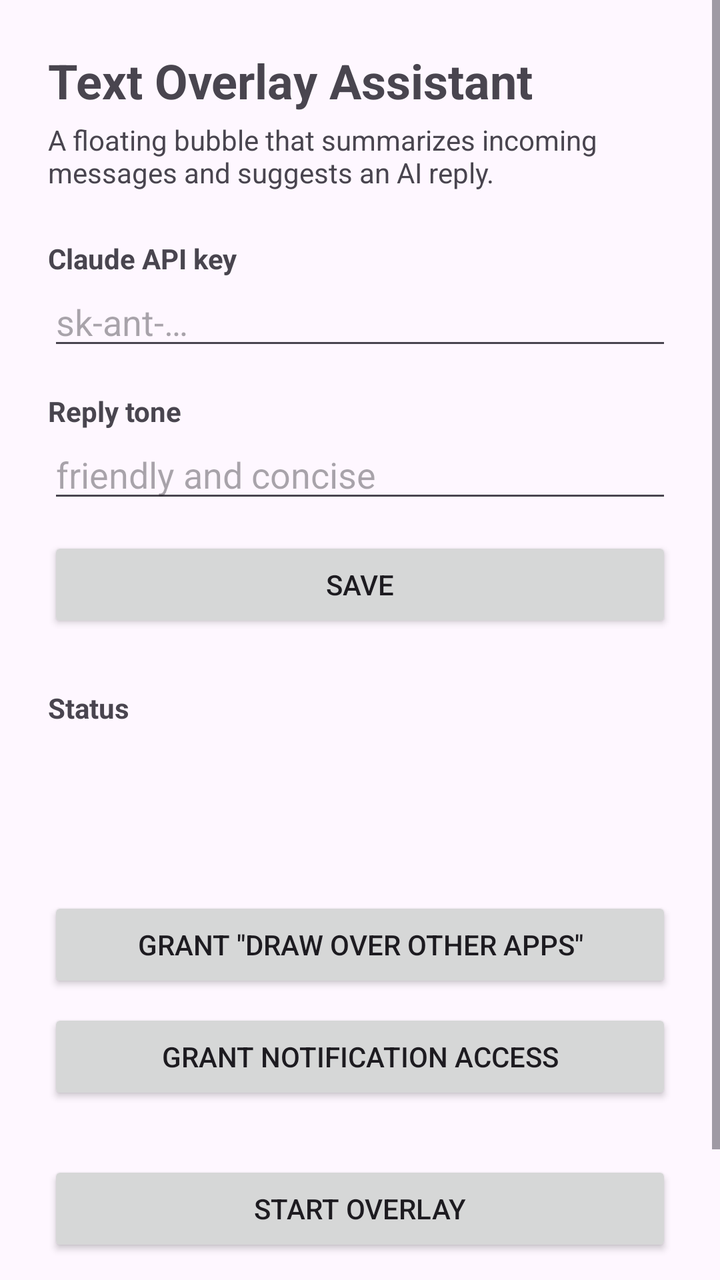
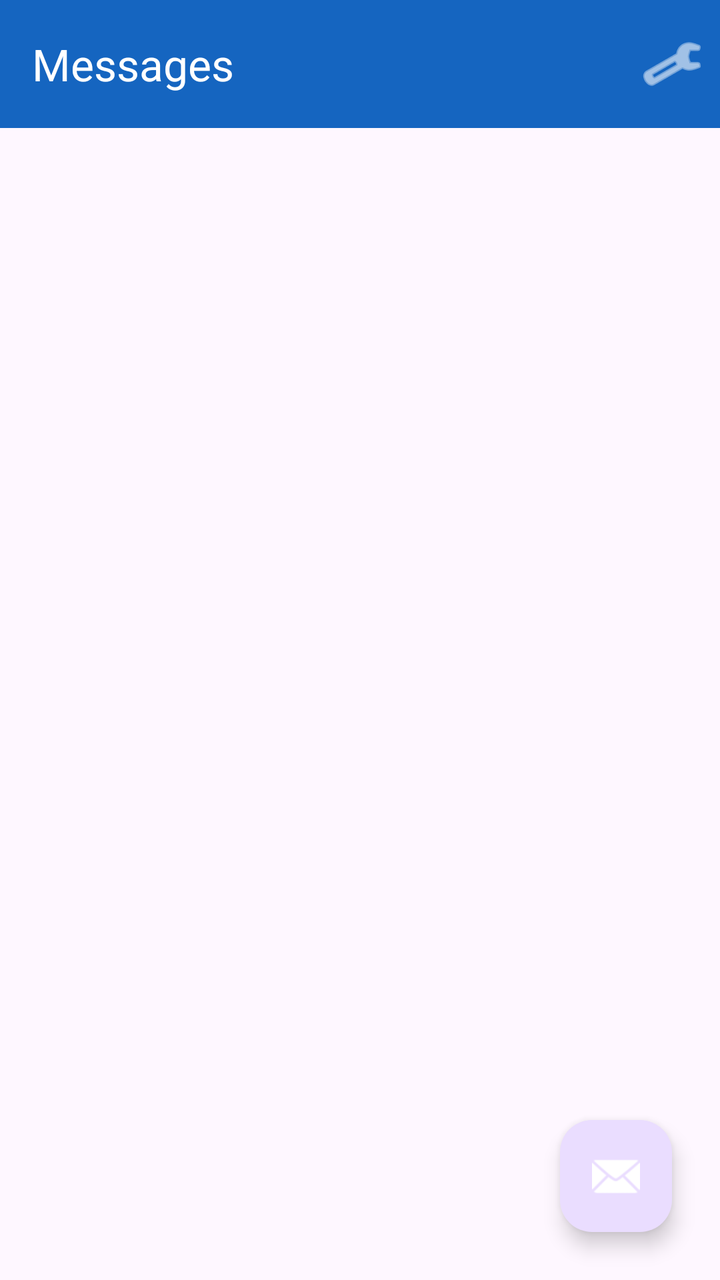

Two renders of the same Android screen: before a commit and after it. Below are the layout's source before the change and the commit's diff.
<!-- AndroidManifest.xml: application theme Theme.TextOverlayAssistant -->
<!-- res/layout/activity_main.xml -->
<?xml version="1.0" encoding="utf-8"?>
<ScrollView xmlns:android="http://schemas.android.com/apk/res/android"
    android:layout_width="match_parent"
    android:layout_height="match_parent"
    android:fillViewport="true">

    <LinearLayout
        android:layout_width="match_parent"
        android:layout_height="wrap_content"
        android:orientation="vertical"
        android:padding="24dp">

        <TextView
            android:layout_width="wrap_content"
            android:layout_height="wrap_content"
            android:text="@string/app_name"
            android:textSize="24sp"
            android:textStyle="bold" />

        <TextView
            android:layout_width="match_parent"
            android:layout_height="wrap_content"
            android:layout_marginTop="4dp"
            android:text="@string/tagline"
            android:textSize="14sp" />

        
        <TextView
            android:layout_width="wrap_content"
            android:layout_height="wrap_content"
            android:layout_marginTop="24dp"
            android:text="@string/api_key_label"
            android:textStyle="bold" />

        <EditText
            android:id="@+id/api_key_input"
            android:layout_width="match_parent"
            android:layout_height="wrap_content"
            android:hint="@string/api_key_hint"
            android:importantForAutofill="no"
            android:inputType="textPassword" />

        <TextView
            android:layout_width="wrap_content"
            android:layout_height="wrap_content"
            android:layout_marginTop="16dp"
            android:text="@string/tone_label"
            android:textStyle="bold" />

        <EditText
            android:id="@+id/tone_input"
            android:layout_width="match_parent"
            android:layout_height="wrap_content"
            android:hint="@string/tone_hint"
            android:importantForAutofill="no"
            android:inputType="text" />

        <Button
            android:id="@+id/save_button"
            android:layout_width="match_parent"
            android:layout_height="wrap_content"
            android:layout_marginTop="12dp"
            android:text="@string/save" />

        
        <TextView
            android:layout_width="wrap_content"
            android:layout_height="wrap_content"
            android:layout_marginTop="28dp"
            android:text="@string/permissions"
            android:textStyle="bold" />

        <TextView
            android:id="@+id/api_key_status"
            android:layout_width="wrap_content"
            android:layout_height="wrap_content"
            android:layout_marginTop="8dp" />

        <TextView
            android:id="@+id/overlay_status"
            android:layout_width="wrap_content"
            android:layout_height="wrap_content"
            android:layout_marginTop="4dp" />

        <TextView
            android:id="@+id/notification_status"
            android:layout_width="wrap_content"
            android:layout_height="wrap_content"
            android:layout_marginTop="4dp" />

        <Button
            android:id="@+id/overlay_permission_button"
            android:layout_width="match_parent"
            android:layout_height="wrap_content"
            android:layout_marginTop="12dp"
            android:text="@string/grant_overlay" />

        <Button
            android:id="@+id/notification_access_button"
            android:layout_width="match_parent"
            android:layout_height="wrap_content"
            android:layout_marginTop="8dp"
            android:text="@string/grant_notification" />

        <Button
            android:id="@+id/start_button"
            android:layout_width="match_parent"
            android:layout_height="wrap_content"
            android:layout_marginTop="28dp"
            android:text="@string/start_overlay" />

        <TextView
            android:layout_width="match_parent"
            android:layout_height="wrap_content"
            android:layout_marginTop="16dp"
            android:text="@string/privacy_note"
            android:textSize="12sp" />

    </LinearLayout>
</ScrollView>
<!-- resources referenced by this layout -->
<resources>
  <string name="api_key_hint">sk-ant-…</string>
  <string name="api_key_label">Claude API key</string>
  <string name="app_name">Text Overlay Assistant</string>
  <string name="grant_notification">Grant notification access</string>
  <string name="grant_overlay">Grant \"draw over other apps\"</string>
  <string name="permissions">Status</string>
  <string name="privacy_note">Your API key is stored encrypted on this device and is only sent to api.anthropic.com. Message text is sent to Claude to generate the summary and reply.</string>
  <string name="save">Save</string>
  <string name="start_overlay">Start overlay</string>
  <string name="tagline">A floating bubble that summarizes incoming messages and suggests an AI reply.</string>
  <string name="tone_hint">friendly and concise</string>
  <string name="tone_label">Reply tone</string>
  <style name="Theme.TextOverlayAssistant" parent="Theme.Material3.DayNight">
          <item name="colorPrimary">@color/brand</item>
      </style>
  <color name="brand">#1565C0</color>
</resources>

<!-- the commit's change to res/layout/activity_main.xml (unified diff, before → after) -->
@@ -1,120 +1,87 @@
 <?xml version="1.0" encoding="utf-8"?>
-<ScrollView xmlns:android="http://schemas.android.com/apk/res/android"
+<FrameLayout xmlns:android="http://schemas.android.com/apk/res/android"
+    xmlns:app="http://schemas.android.com/apk/res-auto"
     android:layout_width="match_parent"
-    android:layout_height="match_parent"
-    android:fillViewport="true">
+    android:layout_height="match_parent">
 
     <LinearLayout
         android:layout_width="match_parent"
-        android:layout_height="wrap_content"
-        android:orientation="vertical"
-        android:padding="24dp">
+        android:layout_height="match_parent"
+        android:orientation="vertical">
 
-        <TextView
-            android:layout_width="wrap_content"
-            android:layout_height="wrap_content"
-            android:text="@string/app_name"
-            android:textSize="24sp"
-            android:textStyle="bold" />
+        <com.google.android.material.appbar.MaterialToolbar
+            android:id="@+id/toolbar"
+            android:layout_width="match_parent"
+            android:layout_height="?attr/actionBarSize"
+            android:background="?attr/colorPrimary"
+            app:title="@string/conversations"
+            app:titleTextColor="@android:color/white">
 
-        <TextView
+            <ImageButton
+                android:id="@+id/settings_button"
+                android:layout_width="48dp"
+                android:layout_height="48dp"
+                android:layout_gravity="end"
+                android:background="?attr/selectableItemBackgroundBorderless"
+                android:contentDescription="@string/settings"
+                android:src="@android:drawable/ic_menu_preferences"
+                app:tint="@android:color/white" />
+        </com.google.android.material.appbar.MaterialToolbar>
+
+        <LinearLayout
+            android:id="@+id/banner"
             android:layout_width="match_parent"
             android:layout_height="wrap_content"
-            android:layout_marginTop="4dp"
-            android:text="@string/tagline"
-            android:textSize="14sp" />
+            android:background="#FFF3CD"
+            android:orientation="vertical"
+            android:padding="16dp"
+            android:visibility="gone">
 
-        
-        <TextView
-            android:layout_width="wrap_content"
-            android:layout_height="wrap_content"
-            android:layout_marginTop="24dp"
-            android:text="@string/api_key_label"
-            android:textStyle="bold" />
+            <TextView
+                android:layout_width="match_parent"
+                android:layout_height="wrap_content"
+                android:text="@string/make_default_body"
+                android:textColor="#664D03" />
 
-        <EditText
-            android:id="@+id/api_key_input"
+            <Button
+                android:id="@+id/banner_button"
+                android:layout_width="wrap_content"
+                android:layout_height="wrap_content"
+                android:layout_marginTop="8dp"
+                android:text="@string/make_default_button" />
+        </LinearLayout>
+
+        <FrameLayout
             android:layout_width="match_parent"
-            android:layout_height="wrap_content"
-            android:hint="@string/api_key_hint"
-            android:importantForAutofill="no"
-            android:inputType="textPassword" />
+            android:layout_height="0dp"
+            android:layout_weight="1">
 
-        <TextView
-            android:layout_width="wrap_content"
-            android:layout_height="wrap_content"
-            android:layout_marginTop="16dp"
-            android:text="@string/tone_label"
-            android:textStyle="bold" />
+            <androidx.recyclerview.widget.RecyclerView
+                android:id="@+id/list"
+                android:layout_width="match_parent"
+                android:layout_height="match_parent"
+                android:clipToPadding="false"
+                android:paddingBottom="88dp" />
 
-        <EditText
-            android:id="@+id/tone_input"
-            android:layout_width="match_parent"
-            android:layout_height="wrap_content"
-            android:hint="@string/tone_hint"
-            android:importantForAutofill="no"
-            android:inputType="text" />
+            <TextView
+                android:id="@+id/empty"
+                android:layout_width="wrap_content"
+                android:layout_height="wrap_content"
+                android:layout_gravity="center"
+                android:gravity="center"
+                android:text="@string/no_conversations"
+                android:textSize="16sp"
+                android:visibility="gone" />
+        </FrameLayout>
+    </LinearLayout>
 
-        <Button
-            android:id="@+id/save_button"
-            android:layout_width="match_parent"
-            android:layout_height="wrap_content"
-            android:layout_marginTop="12dp"
-            android:text="@string/save" />
-
-        
-        <TextView
-            android:layout_width="wrap_content"
-            android:layout_height="wrap_content"
-            android:layout_marginTop="28dp"
-            android:text="@string/permissions"
-            android:textStyle="bold" />
-
-        <TextView
-            android:id="@+id/api_key_status"
-            android:layout_width="wrap_content"
-            android:layout_height="wrap_content"
-            android:layout_marginTop="8dp" />
-
-        <TextView
-            android:id="@+id/overlay_status"
-            android:layout_width="wrap_content"
-            android:layout_height="wrap_content"
-            android:layout_marginTop="4dp" />
-
-        <TextView
-            android:id="@+id/notification_status"
-            android:layout_width="wrap_content"
-            android:layout_height="wrap_content"
-            android:layout_marginTop="4dp" />
-
-        <Button
-            android:id="@+id/overlay_permission_button"
-            android:layout_width="match_parent"
-            android:layout_height="wrap_content"
-            android:layout_marginTop="12dp"
-            android:text="@string/grant_overlay" />
-
-        <Button
-            android:id="@+id/notification_access_button"
-            android:layout_width="match_parent"
-            android:layout_height="wrap_content"
-            android:layout_marginTop="8dp"
-            android:text="@string/grant_notification" />
-
-        <Button
-            android:id="@+id/start_button"
-            android:layout_width="match_parent"
-            android:layout_height="wrap_content"
-            android:layout_marginTop="28dp"
-            android:text="@string/start_overlay" />
-
-        <TextView
-            android:layout_width="match_parent"
-            android:layout_height="wrap_content"
-            android:layout_marginTop="16dp"
-            android:text="@string/privacy_note"
-            android:textSize="12sp" />
-
-    </LinearLayout>
-</ScrollView>
+    <com.google.android.material.floatingactionbutton.FloatingActionButton
+        android:id="@+id/fab"
+        android:layout_width="wrap_content"
+        android:layout_height="wrap_content"
+        android:layout_gravity="bottom|end"
+        android:layout_margin="24dp"
+        android:contentDescription="@string/new_message"
+        android:src="@android:drawable/ic_dialog_email"
+        app:tint="@android:color/white" />
+</FrameLayout>
<!-- resource entries referenced after the edit -->
@@ -1,18 +1,12 @@
 <!-- resources referenced by this layout -->
 <resources>
-  <string name="api_key_hint">sk-ant-…</string>
-  <string name="api_key_label">Claude API key</string>
-  <string name="app_name">Text Overlay Assistant</string>
-  <string name="grant_notification">Grant notification access</string>
-  <string name="grant_overlay">Grant \"draw over other apps\"</string>
-  <string name="permissions">Status</string>
-  <string name="privacy_note">Your API key is stored encrypted on this device and is only sent to api.anthropic.com. Message text is sent to Claude to generate the summary and reply.</string>
-  <string name="save">Save</string>
-  <string name="start_overlay">Start overlay</string>
-  <string name="tagline">A floating bubble that summarizes incoming messages and suggests an AI reply.</string>
-  <string name="tone_hint">friendly and concise</string>
-  <string name="tone_label">Reply tone</string>
-  <style name="Theme.TextOverlayAssistant" parent="Theme.Material3.DayNight">
+  <string name="conversations">Messages</string>
+  <string name="make_default_body">To send and receive texts here, make AI Messages your default SMS app.</string>
+  <string name="make_default_button">Make default</string>
+  <string name="new_message">New message</string>
+  <string name="no_conversations">No conversations yet.\nTap + to start texting.</string>
+  <string name="settings">Settings</string>
+  <style name="Theme.TextOverlayAssistant" parent="Theme.Material3.DayNight.NoActionBar">
           <item name="colorPrimary">@color/brand</item>
       </style>
   <color name="brand">#1565C0</color>
